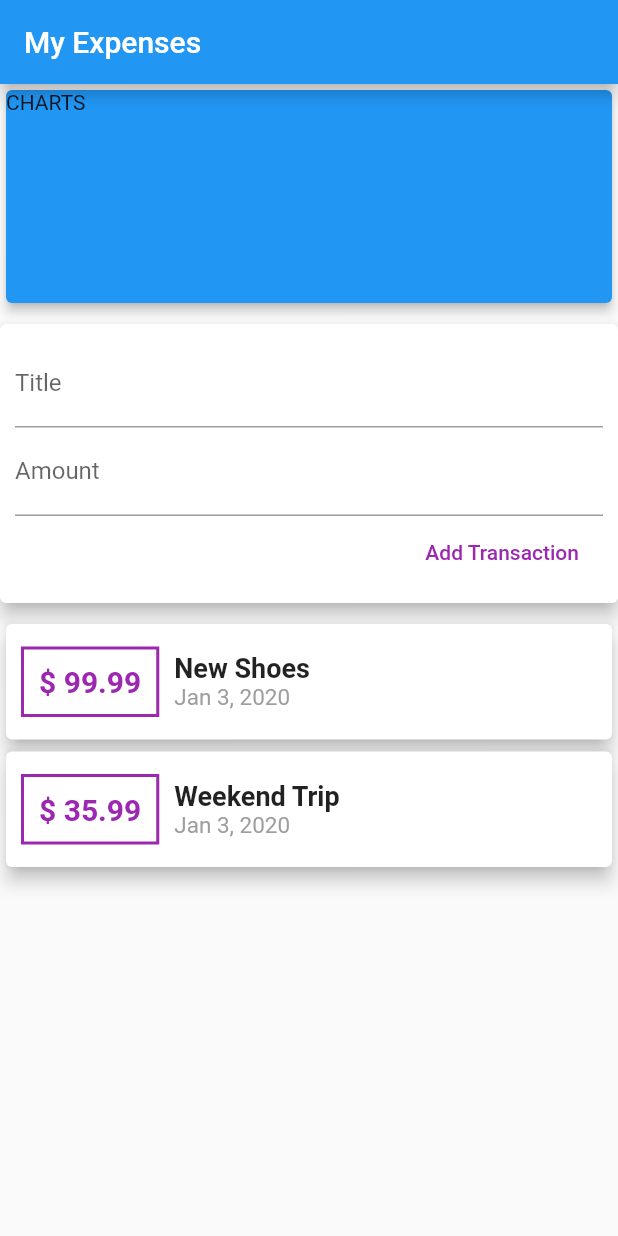
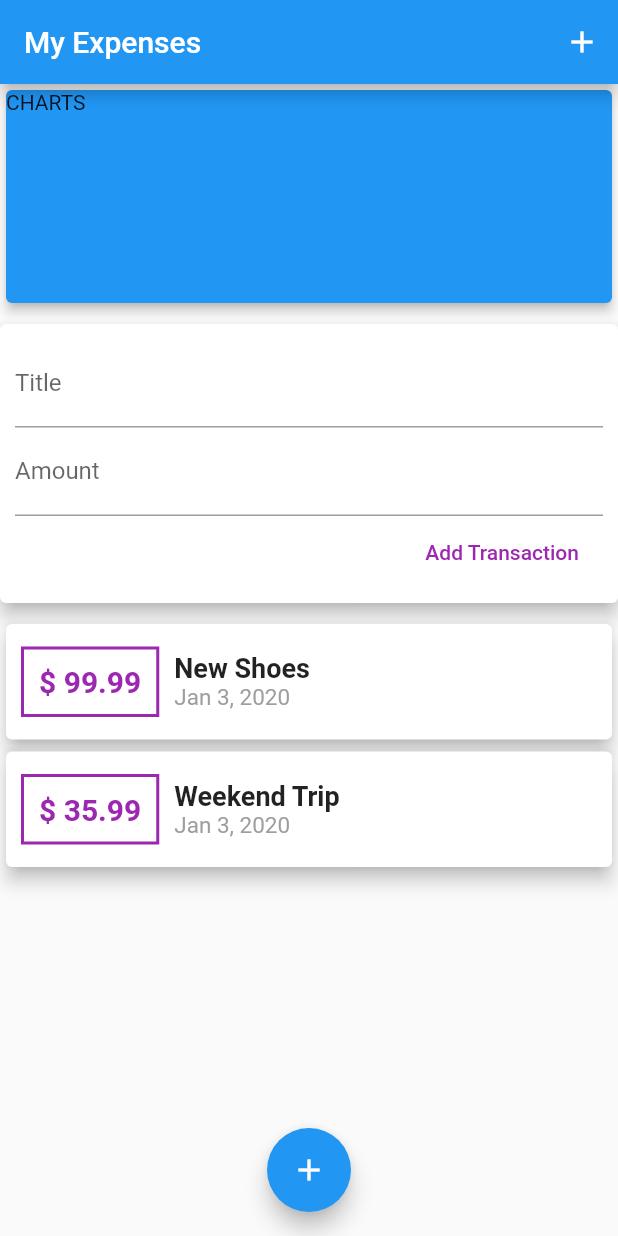
Before and after one commit to asasouza/flutter-studies, a Flutter app: the screen it shows after launch, after a tap on "Add Transaction", on a phone screen of 412 x 824 dp. Run offline on Flutter 3.47's test engine with Material 2 defaults, Android fonts, the phone set to English and light mode, and no system bars.

Commit message:
Class 84 - 90

```diff
--- a/flutter_widgets_expenses/lib/main.dart
+++ b/flutter_widgets_expenses/lib/main.dart
@@ -1,7 +1,6 @@
 import 'package:flutter/material.dart';
-import 'package:intl/intl.dart';
 
-import './transaction.dart';
+import './widgets/user_transactions.dart';
 
 void main() => runApp(MyApp());
 
@@ -23,31 +22,20 @@
 
   final String title;
 
-  final List<Transaction> transactions = [
-    Transaction(
-      id: 't1',
-      title: 'New Shoes',
-      amount: 99.99,
-      date: DateTime.now(),
-    ),
-    Transaction(
-      id: 't2',
-      title: 'Weekend Trip',
-      amount: 35.99,
-      date: DateTime.now(),
-    ),
-  ];
-
-  final titleController = TextEditingController();
-  final amountController = TextEditingController();
-
   @override
   Widget build(BuildContext context) {
     return Scaffold(
       appBar: AppBar(
+        actions: <Widget>[
+          IconButton(
+            icon: Icon(Icons.add),
+            onPressed: () {},
+          )
+        ],
         title: Text(title),
       ),
-      body: Column(
+      body: SingleChildScrollView(
+        child: Column(
           children: <Widget>[
             Container(
               child: Card(
@@ -58,88 +46,14 @@
               height: 150,
               width: double.infinity,
             ),
-          Card(
-            child: Container(
-              child: Column(
-                children: <Widget>[
-                  TextField(
-                    controller: titleController,
-                    decoration: InputDecoration(labelText: 'Title'),
-                  ),
-                  TextField(
-                    controller: amountController,
-                    decoration: InputDecoration(labelText: 'Amount'),
-                    keyboardType: TextInputType.numberWithOptions(decimal: true),
-                  ),
-                  FlatButton(
-                    child: Text('Add Transaction'),
-                    textColor: Colors.purple,
-                    onPressed: () {
-                      print(titleController.text);
-                      print(amountController.text);
-                    },
-                  ),
+            UserTransactions()
           ],
-                crossAxisAlignment: CrossAxisAlignment.end,
-              ),
-              padding: EdgeInsets.all(10),
-            ),
-            elevation: 5,
-            margin: EdgeInsets.symmetric(vertical: 10),
-          ),
-          Column(
-            children: transactions.map(
-              (transaction) {
-                return Card(
-                  child: Row(
-                    children: <Widget>[
-                      Container(
-                        child: Text(
-                          '\$ ${transaction.amount}',
-                          style: TextStyle(
-                            color: Colors.purple,
-                            fontSize: 20,
-                            fontWeight: FontWeight.bold,
         ),
       ),
-                        decoration: BoxDecoration(
-                            border: Border.all(
-                          color: Colors.purple,
-                          width: 2,
-                        )),
-                        margin: EdgeInsets.symmetric(
-                          horizontal: 10,
-                          vertical: 15,
-                        ),
-                        padding: EdgeInsets.all(10),
-                      ),
-                      Column(
-                        children: <Widget>[
-                          Text(
-                            transaction.title,
-                            style: TextStyle(
-                              fontSize: 18,
-                              fontWeight: FontWeight.bold,
-                            ),
-                          ),
-                          Text(
-                            DateFormat.yMMMd().format(transaction.date),
-                            style: TextStyle(
-                              color: Colors.grey,
-                              fontSize: 15,
-                            ),
-                          ),
-                        ],
-                        crossAxisAlignment: CrossAxisAlignment.start,
-                      )
-                    ],
-                  ),
-                  elevation: 5,
-                );
-              },
-            ).toList(),
-          )
-        ],
+      floatingActionButtonLocation: FloatingActionButtonLocation.centerFloat,
+      floatingActionButton: FloatingActionButton(
+        child: Icon(Icons.add),
+        onPressed: () {},
       ),
     );
   }
--- /dev/null
+++ b/flutter_widgets_expenses/lib/widgets/new_transaction.dart
@@ -0,0 +1,53 @@
+import 'package:flutter/material.dart';
+
+class NewTransaction extends StatelessWidget {
+  final titleController = TextEditingController();
+  final amountController = TextEditingController();
+
+  final Function onAddTransaction;
+
+  NewTransaction(this.onAddTransaction);
+
+  void onSubmit() {
+    final title = titleController.text;
+    final amount = double.parse(amountController.text);
+
+    if(title.isEmpty || amount <= 0) {
+      return;
+    }
+
+    onAddTransaction(title, amount);
+  }
+
+  @override
+  Widget build(BuildContext context) {
+    return Card(
+      child: Container(
+        child: Column(
+          children: <Widget>[
+            TextField(
+              controller: titleController,
+              decoration: InputDecoration(labelText: 'Title'),
+              onSubmitted: (_) => onSubmit(),
+            ),
+            TextField(
+              controller: amountController,
+              decoration: InputDecoration(labelText: 'Amount'),
+              keyboardType: TextInputType.numberWithOptions(decimal: true),
+              onSubmitted: (_) => onSubmit(),
+            ),
+            FlatButton(
+              child: Text('Add Transaction'),
+              textColor: Colors.purple,
+              onPressed: onSubmit,
+            ),
+          ],
+          crossAxisAlignment: CrossAxisAlignment.end,
+        ),
+        padding: EdgeInsets.all(10),
+      ),
+      elevation: 5,
+      margin: EdgeInsets.symmetric(vertical: 10),
+    );
+  }
+}
--- /dev/null
+++ b/flutter_widgets_expenses/lib/widgets/transactions_list.dart
@@ -0,0 +1,69 @@
+import 'package:flutter/material.dart';
+import 'package:flutter_widgets_expenses/models/transaction.dart';
+import 'package:intl/intl.dart';
+
+class TransactionList extends StatelessWidget {
+  final List<Transaction> transactions;
+
+  TransactionList(this.transactions);
+
+  @override
+  Widget build(BuildContext context) {
+    return Container(
+      child: ListView.builder(
+        itemBuilder: (context, index) {
+          Transaction transaction = transactions[index];
+
+          return Card(
+            child: Row(
+              children: <Widget>[
+                Container(
+                  child: Text(
+                    '\$ ${transaction.amount.toStringAsFixed(2)}',
+                    style: TextStyle(
+                      color: Colors.purple,
+                      fontSize: 20,
+                      fontWeight: FontWeight.bold,
+                    ),
+                  ),
+                  decoration: BoxDecoration(
+                      border: Border.all(
+                    color: Colors.purple,
+                    width: 2,
+                  )),
+                  margin: EdgeInsets.symmetric(
+                    horizontal: 10,
+                    vertical: 15,
+                  ),
+                  padding: EdgeInsets.all(10),
+                ),
+                Column(
+                  children: <Widget>[
+                    Text(
+                      transaction.title,
+                      style: TextStyle(
+                        fontSize: 18,
+                        fontWeight: FontWeight.bold,
+                      ),
+                    ),
+                    Text(
+                      DateFormat.yMMMd().format(transaction.date),
+                      style: TextStyle(
+                        color: Colors.grey,
+                        fontSize: 15,
+                      ),
+                    ),
+                  ],
+                  crossAxisAlignment: CrossAxisAlignment.start,
+                )
+              ],
+            ),
+            elevation: 5,
+          );
+        },
+        itemCount: transactions.length,
+      ),
+      height: 300,
+    );
+  }
+}
--- /dev/null
+++ b/flutter_widgets_expenses/lib/widgets/user_transactions.dart
@@ -0,0 +1,52 @@
+import 'package:flutter/material.dart';
+
+import '../models/transaction.dart';
+
+import './new_transaction.dart';
+import './transactions_list.dart';
+
+class UserTransactions extends StatefulWidget {
+  @override
+  _UserTransactionsState createState() => _UserTransactionsState();
+}
+
+class _UserTransactionsState extends State<UserTransactions> {
+  final List<Transaction> _userTransactions = [
+    Transaction(
+      id: 't1',
+      title: 'New Shoes',
+      amount: 99.99,
+      date: DateTime.now(),
+    ),
+    Transaction(
+      id: 't2',
+      title: 'Weekend Trip',
+      amount: 35.99,
+      date: DateTime.now(),
+    ),
+  ];
+
+  void _addTransaction(String title, double amount) {
+    final transaction = new Transaction(
+      title: title,
+      amount: amount,
+      date: DateTime.now(),
+      id: DateTime.now().toString(),
+    );
+
+    setState(() {
+      _userTransactions.add(transaction);
+    });
+
+  }
+
+  @override
+  Widget build(BuildContext context) {
+    return Column(
+      children: <Widget>[
+        NewTransaction(_addTransaction),
+        TransactionList(_userTransactions),
+      ],
+    );
+  }
+}
```
Also changed, not shown: flutter_widgets_expenses/lib/models/transaction.dart (renamed from flutter_widgets_expenses/lib/transaction.dart). Lines whose indentation alone changed are shown as unchanged.
